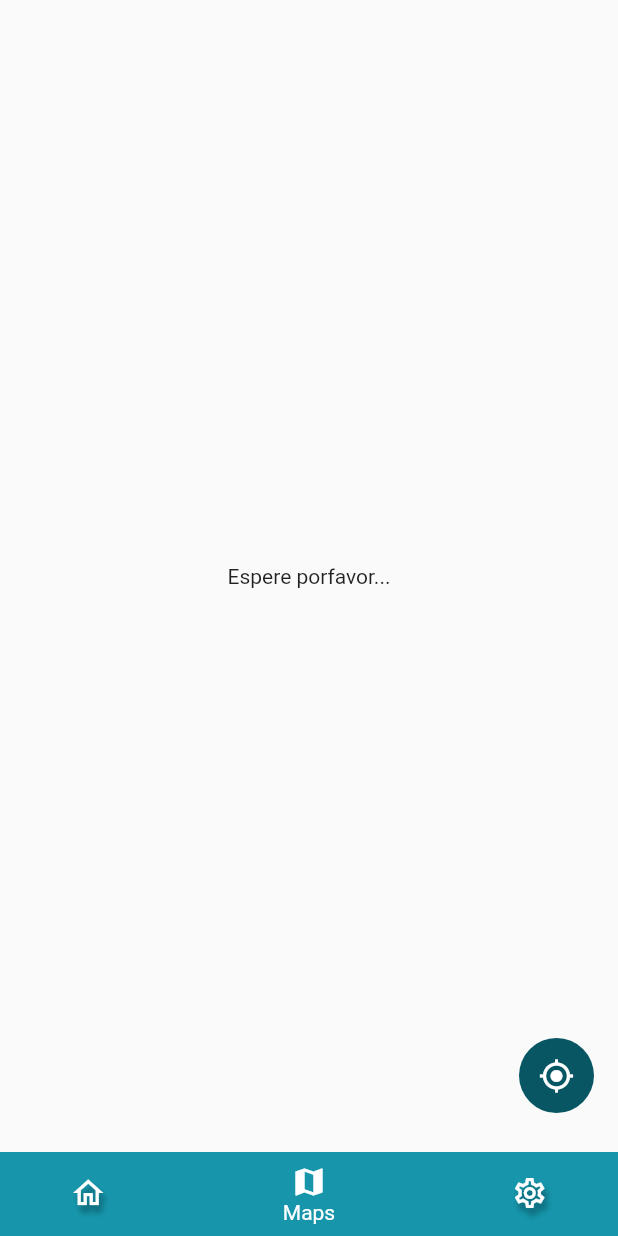
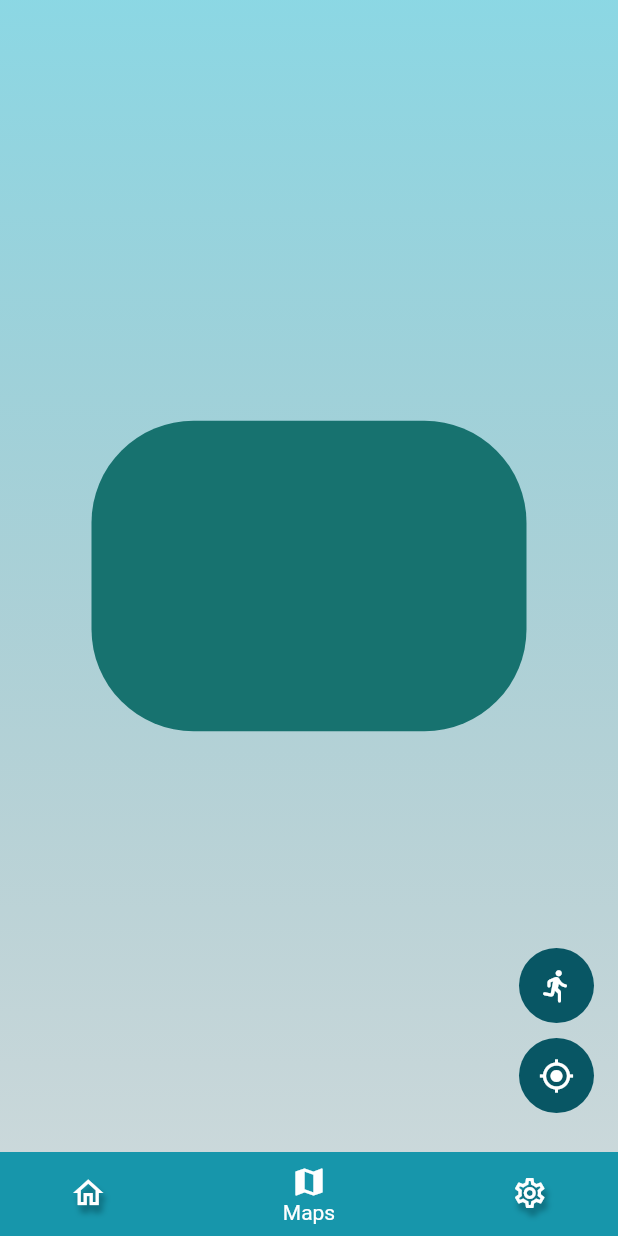
Before and after one commit to IvanParada/ubb, a Flutter app: the screen it shows after launch, item 2 of the bottom bar chosen, after a tap on the "my location" icon, on a phone screen of 412 x 824 dp. Run offline on Flutter 3.47's test engine with Material 2 defaults, Android fonts, the light colour scheme and no system bars; our stand-ins replace bloc, equatable, flutter_bloc, geolocator, google_maps_flutter, permission_handler; statements that could not run were skipped.

Commit message:
followUser-moveCamera-btn-LoadingAnimatedScreen-temasmaps

```diff
--- a/lib/blocs/bloc.dart
+++ b/lib/blocs/bloc.dart
@@ -1,3 +1,3 @@
+export 'package:ubb/blocs/location/location_bloc.dart';
 export 'package:ubb/blocs/gps/gps_bloc.dart';
-export 'package:ubb/blocs/location/location_bloc.dart';
 export 'package:ubb/blocs/map/map_bloc.dart';
--- a/lib/blocs/map/map_bloc.dart
+++ b/lib/blocs/map/map_bloc.dart
@@ -2,22 +2,45 @@ import 'dart:convert';
 import 'package:bloc/bloc.dart';
 import 'package:equatable/equatable.dart';
 import 'package:google_maps_flutter/google_maps_flutter.dart';
+import 'package:ubb/blocs/bloc.dart';
 import 'package:ubb/themes/themes.dart';
 
 part 'map_event.dart';
 part 'map_state.dart';
 
 class MapBloc extends Bloc<MapEvent, MapState> {
+  final LocationBloc locationBloc;
+
   GoogleMapController? _mapController;
 
-  MapBloc() : super(const MapState()) {
+  MapBloc({
+    required this.locationBloc,
+  }) : super(const MapState()) {
     on<OnMapInitializedEvent>(_onInitMap);
+    on<OnStartFollowingUserEvent>(_onStartFollowingUser);
+    on<OnStopFollowingUserEvent>(
+      (event, emit) => emit(state.copyWith(isFollowingUser: false)),
+    );
+
+    locationBloc.stream.listen((locationState) {
+      if (!state.isFollowingUser) return;
+      if (locationState.lastKnowLocation == null) return;
+
+      moveCamera(locationState.lastKnowLocation!);
+    });
   }
 
   void _onInitMap(OnMapInitializedEvent event, Emitter<MapState> emit) {
     _mapController = event.controller;
-    _mapController!.setMapStyle(jsonEncode(blueEssenceMapTheme));
+    _mapController!.setMapStyle(jsonEncode(natureMapTheme));
     emit(state.copyWith(isMapInitialized: true));
+  }
+
+  void _onStartFollowingUser(
+      OnStartFollowingUserEvent event, Emitter<MapState> emit) {
+    emit(state.copyWith(isFollowingUser: true));
+    if (locationBloc.state.lastKnowLocation == null) return;
+    moveCamera(locationBloc.state.lastKnowLocation!);
   }
 
   void moveCamera(LatLng newLocation) {
--- a/lib/blocs/map/map_event.dart
+++ b/lib/blocs/map/map_event.dart
@@ -11,3 +11,7 @@ class OnMapInitializedEvent extends MapEvent {
   final GoogleMapController controller;
   const OnMapInitializedEvent(this.controller);
 }
+
+class OnStopFollowingUserEvent extends MapEvent {}
+
+class OnStartFollowingUserEvent extends MapEvent {}
--- a/lib/blocs/map/map_state.dart
+++ b/lib/blocs/map/map_state.dart
@@ -2,22 +2,22 @@ part of 'map_bloc.dart';
 
 class MapState extends Equatable {
   final bool isMapInitialized;
-  final bool followUser;
+  final bool isFollowingUser;
 
   const MapState({
     this.isMapInitialized = false,
-    this.followUser = false,
+    this.isFollowingUser = true,
   });
 
   MapState copyWith({
     bool? isMapInitialized,
-    bool? followUser,
+    bool? isFollowingUser,
   }) =>
       MapState(
         isMapInitialized: isMapInitialized ?? this.isMapInitialized,
-        followUser: followUser ?? this.followUser,
+        isFollowingUser: isFollowingUser ?? this.isFollowingUser,
       );
 
   @override
-  List<Object> get props => [isMapInitialized, followUser];
+  List<Object> get props => [isMapInitialized, isFollowingUser];
 }
--- a/lib/main.dart
+++ b/lib/main.dart
@@ -9,7 +9,9 @@ void main() {
     providers: [
       BlocProvider(create: (context) => GpsBloc()),
       BlocProvider(create: (context) => LocationBloc()),
-      BlocProvider(create: (context) => MapBloc()),
+      BlocProvider(
+          create: (context) =>
+              MapBloc(locationBloc: BlocProvider.of<LocationBloc>(context))),
     ],
     child: const MainApp(),
   ));
--- /dev/null
+++ b/lib/screens/animated_screen.dart
@@ -0,0 +1,78 @@
+import 'dart:async';
+import 'dart:math';
+import 'package:flutter/material.dart';
+
+class AnimatedScreen extends StatefulWidget {
+  const AnimatedScreen({Key? key}) : super(key: key);
+
+  @override
+  State<AnimatedScreen> createState() => _AnimatedScreenState();
+}
+
+class _AnimatedScreenState extends State<AnimatedScreen> {
+  double _width = 50;
+  double _height = 50;
+  Color _color = Colors.indigo;
+  BorderRadiusGeometry _borderRadius = BorderRadius.circular(10);
+  late Timer _timer;
+
+  @override
+  void initState() {
+    super.initState();
+    startTimer();
+  }
+
+  @override
+  void dispose() {
+    _timer.cancel();
+    super.dispose();
+  }
+
+  void startTimer() {
+    _timer = Timer.periodic(const Duration(milliseconds: 400), (_) {
+      changeShape();
+    });
+  }
+
+  void changeShape() {
+    final random = Random();
+    _width = random.nextInt(300).toDouble() + 70;
+    _height = random.nextInt(300).toDouble() + 70;
+    _color = Color.fromRGBO(
+      random.nextInt(255),
+      random.nextInt(255),
+      random.nextInt(255),
+      1,
+    );
+    _borderRadius = BorderRadius.circular(random.nextInt(100).toDouble() + 10);
+
+    setState(() {});
+  }
+
+  @override
+  Widget build(BuildContext context) {
+    return Scaffold(
+      body: Container(
+        decoration: BoxDecoration(
+            gradient: LinearGradient(
+          begin: Alignment.topCenter,
+          end: Alignment.bottomCenter,
+          colors: <Color>[
+            const Color.fromARGB(255, 30, 181, 206).withOpacity(0.5),
+            const Color.fromARGB(255, 11, 81, 93).withOpacity(0.2),
+          ],
+        )),
+        child: Center(
+          child: AnimatedContainer(
+            width: _width,
+            height: _height,
+            decoration:
+                BoxDecoration(color: _color, borderRadius: _borderRadius),
+            duration: const Duration(milliseconds: 400),
+            curve: Curves.easeOutCubic,
+          ),
+        ),
+      ),
+    );
+  }
+}
--- a/lib/screens/map_screen.dart
+++ b/lib/screens/map_screen.dart
@@ -1,6 +1,7 @@
 import 'package:flutter/material.dart';
 import 'package:flutter_bloc/flutter_bloc.dart';
 import 'package:ubb/blocs/bloc.dart';
+import 'package:ubb/screens/screens.dart';
 import 'package:ubb/views/views.dart';
 import 'package:ubb/widgets/widgets.dart';
 
@@ -35,7 +36,7 @@ class _MapScreenState extends State<MapScreen> {
       body: BlocBuilder<LocationBloc, LocationState>(
         builder: (context, state) {
           if (state.lastKnowLocation == null) {
-            return const Center(child: Text('Espere porfavor...'));
+            return const AnimatedScreen();
           }
 
           return Stack(
@@ -48,7 +49,10 @@ class _MapScreenState extends State<MapScreen> {
       floatingActionButtonLocation: FloatingActionButtonLocation.endFloat,
       floatingActionButton: Column(
         mainAxisAlignment: MainAxisAlignment.end,
-        children: const [BtnCurrentLocation()],
+        children: const [
+          BtnFollowUser(),
+          BtnCurrentLocation(),
+        ],
       ),
     );
   }
--- a/lib/screens/screens.dart
+++ b/lib/screens/screens.dart
@@ -1,3 +1,4 @@
+export 'package:ubb/screens/animated_screen.dart';
 export 'package:ubb/screens/gps_acces_screen.dart';
 export 'package:ubb/screens/home_screen.dart';
 export 'package:ubb/screens/loading_screen.dart';
--- /dev/null
+++ b/lib/themes/nature_map.dart
@@ -0,0 +1,72 @@
+const natureMapTheme = [
+  {
+    "featureType": "landscape",
+    "elementType": "all",
+    "stylers": [
+      {"hue": "#FFA800"},
+      {"gamma": 1}
+    ]
+  },
+  {
+    "featureType": "poi",
+    "elementType": "all",
+    "stylers": [
+      {"hue": "#8eff00"},
+      {"saturation": 33.4},
+      {"lightness": "-19"},
+      {"gamma": 1},
+      {"visibility": "simplified"}
+    ]
+  },
+  {
+    "featureType": "poi",
+    "elementType": "labels",
+    "stylers": [
+      {"color": "#085664"}
+    ]
+  },
+  {
+    "featureType": "poi",
+    "elementType": "labels.icon",
+    "stylers": [
+      {"hue": "#00bfff"}
+    ]
+  },
+  {
+    "featureType": "road.highway",
+    "elementType": "all",
+    "stylers": [
+      {"hue": "#53FF00"},
+      {"saturation": -73},
+      {"lightness": 40},
+      {"gamma": 1}
+    ]
+  },
+  {
+    "featureType": "road.arterial",
+    "elementType": "all",
+    "stylers": [
+      {"hue": "#FBFF00"},
+      {"gamma": 1}
+    ]
+  },
+  {
+    "featureType": "road.local",
+    "elementType": "all",
+    "stylers": [
+      {"hue": "#00FFFD"},
+      {"lightness": 30},
+      {"gamma": 1}
+    ]
+  },
+  {
+    "featureType": "water",
+    "elementType": "all",
+    "stylers": [
+      {"hue": "#00BFFF"},
+      {"saturation": 6},
+      {"lightness": 8},
+      {"gamma": 1}
+    ]
+  }
+];
--- a/lib/themes/themes.dart
+++ b/lib/themes/themes.dart
@@ -1,2 +1,4 @@
 export 'aubergine_map.dart';
 export 'blue_essence_map.dart';
+export 'pale_dawn_map.dart';
+export 'nature_map.dart';
--- /dev/null
+++ b/lib/widgets/btn_follow_user.dart
@@ -0,0 +1,35 @@
+import 'package:flutter/material.dart';
+import 'package:flutter_bloc/flutter_bloc.dart';
+import 'package:ubb/blocs/bloc.dart';
+
+class BtnFollowUser extends StatelessWidget {
+  const BtnFollowUser({super.key});
+
+  @override
+  Widget build(BuildContext context) {
+    final mapBloc = BlocProvider.of<MapBloc>(context);
+
+    return Container(
+      margin: const EdgeInsets.only(bottom: 10),
+      child: CircleAvatar(
+        backgroundColor: const Color.fromARGB(255, 8, 86, 100),
+        maxRadius: 25,
+        child: BlocBuilder<MapBloc, MapState>(
+          builder: (context, state) {
+            return IconButton(
+              icon: Icon(
+                state.isFollowingUser
+                    ? Icons.directions_run_rounded
+                    : Icons.hail_rounded,
+                color: Colors.white,
+              ),
+              onPressed: () {
+                mapBloc.add(OnStartFollowingUserEvent());
+              },
+            );
+          },
+        ),
+      ),
+    );
+  }
+}
--- a/lib/widgets/btn_location.dart
+++ b/lib/widgets/btn_location.dart
@@ -1,10 +1,15 @@
 import 'package:flutter/material.dart';
+import 'package:flutter_bloc/flutter_bloc.dart';
+import 'package:ubb/blocs/bloc.dart';
 
 class BtnCurrentLocation extends StatelessWidget {
   const BtnCurrentLocation({super.key});
 
   @override
   Widget build(BuildContext context) {
+    final locationBloc = BlocProvider.of<LocationBloc>(context);
+    final mapBloc = BlocProvider.of<MapBloc>(context);
+
     return Container(
       margin: const EdgeInsets.only(bottom: 10),
       child: CircleAvatar(
@@ -12,7 +17,11 @@ class BtnCurrentLocation extends StatelessWidget {
         maxRadius: 25,
         child: IconButton(
           icon: const Icon(Icons.my_location, color: Colors.white),
-          onPressed: () {},
+          onPressed: () {
+            final userLocation = locationBloc.state.lastKnowLocation;
+            if (userLocation == null) return;
+            mapBloc.moveCamera(userLocation);
+          },
         ),
       ),
     );
--- a/lib/widgets/widgets.dart
+++ b/lib/widgets/widgets.dart
@@ -1,3 +1,4 @@
+export 'package:ubb/widgets/btn_follow_user.dart';
 export 'package:ubb/widgets/btn_location.dart';
 export 'package:ubb/widgets/background.dart';
 export 'package:ubb/widgets/page_title.dart';
```
Also changed, not shown: lib/themes/pale_dawn_map.dart (added, +68 -0 lines), lib/views/map_view.dart (+6 -1 lines).
